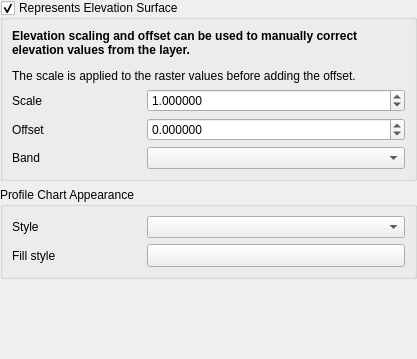
carsmie/QGIS, file src/ui/raster/qgsrasterelevationpropertieswidgetbase.ui: the form before one commit.
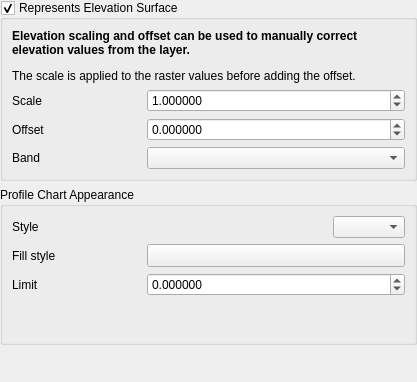
The form after the commit. The open tabs and pages were chosen to show the change. Custom widgets are drawn as their Qt base class.

Commit message:
Add option to limit the extent of "fill above" and "fill below" elevation ranges for a layer in elevation profile plots
Fixes #51010

The edit to the form file:
```diff
--- a/src/ui/raster/qgsrasterelevationpropertieswidgetbase.ui
+++ b/src/ui/raster/qgsrasterelevationpropertieswidgetbase.ui
@@ -7,7 +7,7 @@
     <x>0</x>
     <y>0</y>
     <width>417</width>
-    <height>359</height>
+    <height>382</height>
    </rect>
   </property>
   <property name="windowTitle">
@@ -112,17 +112,7 @@
      <property name="title">
       <string>Profile Chart Appearance</string>
      </property>
-     <layout class="QGridLayout" name="gridLayout" columnstretch="1,2">
-      <item row="0" column="0">
-       <widget class="QLabel" name="label_6">
-        <property name="text">
-         <string>Style</string>
-        </property>
-       </widget>
-      </item>
-      <item row="0" column="1">
-       <widget class="QComboBox" name="mStyleComboBox"/>
-      </item>
+     <layout class="QGridLayout" name="gridLayout" columnstretch="1,0">
       <item row="1" column="0" colspan="2">
        <widget class="QStackedWidget" name="mSymbologyStackedWidget">
         <property name="sizePolicy">
@@ -184,6 +174,19 @@
           <property name="bottomMargin">
            <number>0</number>
           </property>
+          <item row="1" column="1">
+           <widget class="QgsDoubleSpinBox" name="mElevationLimitSpinBox">
+            <property name="decimals">
+             <number>6</number>
+            </property>
+            <property name="minimum">
+             <double>-99999.000000000000000</double>
+            </property>
+            <property name="maximum">
+             <double>99999.000000000000000</double>
+            </property>
+           </widget>
+          </item>
           <item row="0" column="0">
            <widget class="QLabel" name="label_7">
             <property name="text">
@@ -191,6 +194,13 @@
             </property>
            </widget>
           </item>
+          <item row="1" column="0">
+           <widget class="QLabel" name="label_8">
+            <property name="text">
+             <string>Limit</string>
+            </property>
+           </widget>
+          </item>
           <item row="0" column="1">
            <widget class="QgsSymbolButton" name="mFillStyleButton">
             <property name="sizePolicy">
@@ -204,10 +214,33 @@
             </property>
            </widget>
           </item>
+          <item row="2" column="1">
+           <spacer name="verticalSpacer_3">
+            <property name="orientation">
+             <enum>Qt::Vertical</enum>
+            </property>
+            <property name="sizeHint" stdset="0">
+             <size>
+              <width>20</width>
+              <height>40</height>
+             </size>
+            </property>
+           </spacer>
+          </item>
          </layout>
         </widget>
        </widget>
       </item>
+      <item row="0" column="0">
+       <widget class="QLabel" name="label_6">
+        <property name="text">
+         <string>Style</string>
+        </property>
+       </widget>
+      </item>
+      <item row="0" column="1">
+       <widget class="QComboBox" name="mStyleComboBox"/>
+      </item>
      </layout>
     </widget>
    </item>
```
Left out of the diff: 21 changed lines with no effect on the pictures. The commit also changes 25 other files.
